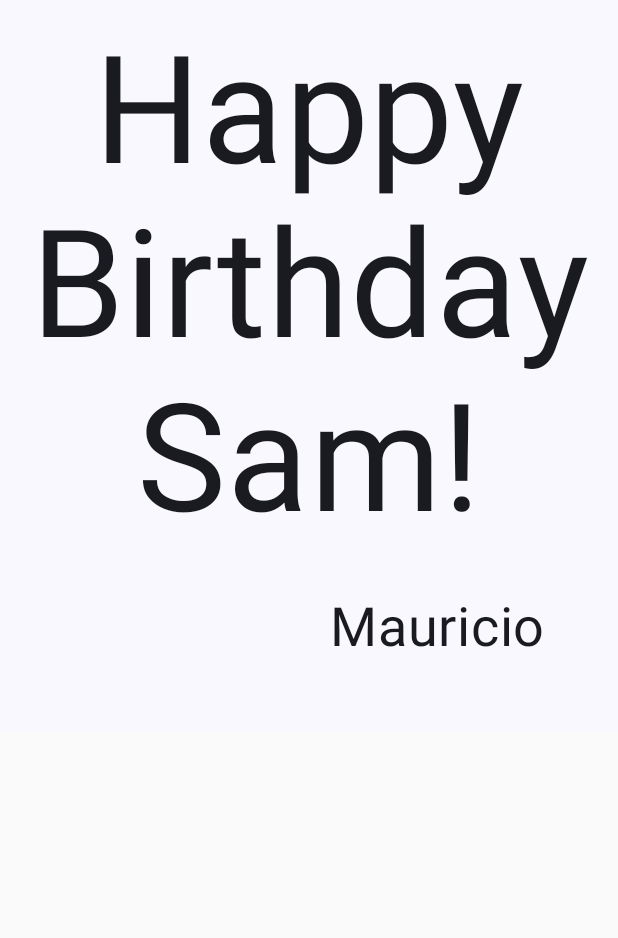
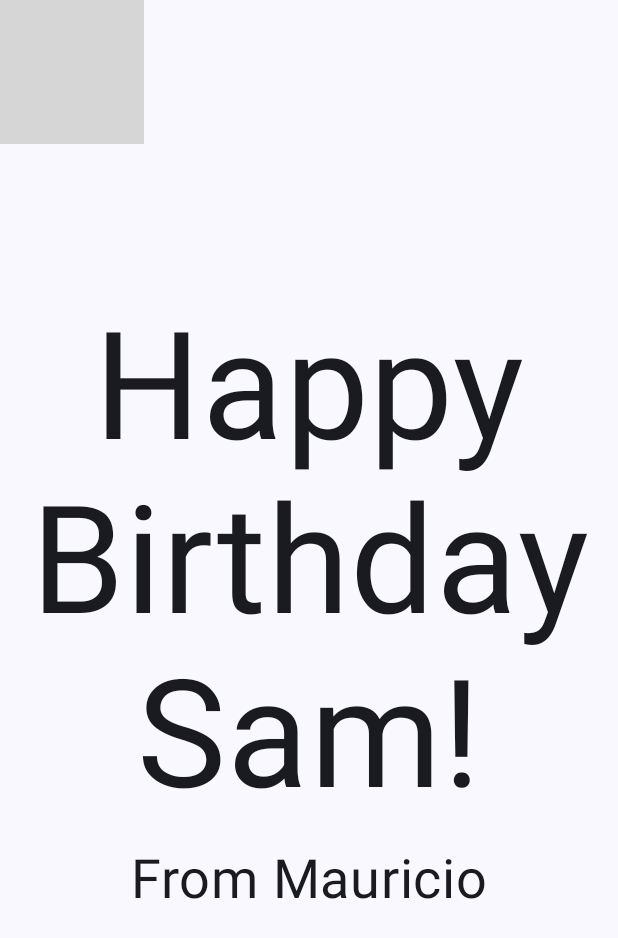
Before and after one commit to mauricio-garcia-soto/tarjetaCumplea-os, an Android app built with Jetpack Compose: the screen it shows after launch (MainActivity), on a phone screen of 412 x 824 dp. Shown: the top 938 px of the screen. Run offline under Robolectric (Android 15) with nearby library versions, the phone set to English and light mode, and no system bars; grey boxes are pictures that could not be loaded.

Commit message:
codelab 4

```diff
--- a/app/src/main/java/com/example/happybirthday/MainActivity.kt
+++ b/app/src/main/java/com/example/happybirthday/MainActivity.kt
@@ -4,6 +4,7 @@ import android.os.Bundle
 import androidx.activity.ComponentActivity
 import androidx.activity.compose.setContent
 import androidx.activity.enableEdgeToEdge
+import androidx.compose.foundation.Image
 import androidx.compose.foundation.layout.Arrangement
 import androidx.compose.foundation.layout.Column
 import androidx.compose.foundation.layout.Row
@@ -17,10 +18,14 @@ import androidx.compose.ui.tooling.preview.Preview
 import com.example.happybirthday.ui.theme.HappyBirthdayTheme
 import androidx.compose.material3.MaterialTheme
 import androidx.compose.material3.Surface
-import androidx.compose.ui.Alignment
+import androidx.compose.ui.res.painterResource
 import androidx.compose.ui.text.style.TextAlign
 import androidx.compose.ui.unit.sp
 import androidx.compose.ui.unit.dp
+import androidx.compose.foundation.layout.Box
+import androidx.compose.ui.Alignment
+import androidx.compose.ui.layout.ContentScale
+import androidx.compose.ui.res.stringResource
 
 class MainActivity : ComponentActivity() {
     override fun onCreate(savedInstanceState: Bundle?) {
@@ -29,13 +34,13 @@ class MainActivity : ComponentActivity() {
             HappyBirthdayTheme {
                 // A surface container using the 'background' color from the theme
                 Surface(
+                    modifier = Modifier.fillMaxSize(),
+                    color = MaterialTheme.colorScheme.background
 
                 ) {
-                    GreetingText(
-                        message ="Happy Birthday Sam!",
-                        from = "Mauricio",
-                        modifier = Modifier.padding(16.dp)
-                    )
+                   GreetingImage(message = getString(R.string.happy_birthday_text),
+                       from = getString(R.string.sign_name)
+                   )
                 }
             }
         }
@@ -56,10 +61,28 @@ fun GreetingText(message: String, from:String, modifier: Modifier = Modifier){
         Text(
             text = from,
             fontSize = 36.sp,
-            modifier = modifier.padding(16.dp).align(alignment = Alignment.End)
-
+            modifier = Modifier
+                .padding(16.dp)
+                .align(alignment = Alignment.CenterHorizontally)
         )
     }
+
+}
+@Composable
+fun GreetingImage(message: String, from: String, modifier: Modifier = Modifier) {
+val image= painterResource(R.drawable.androidparty)
+    Box(modifier=modifier.fillMaxSize()){
+        Image(
+            painter = image,
+            contentDescription = null,
+            contentScale = ContentScale.Crop,
+            alpha = 0.5F
+        )
+        GreetingText(message=message,from=from, modifier = modifier
+            .fillMaxSize()
+            .padding(8.dp))
+
+}
 
 }
 
@@ -67,6 +90,6 @@ fun GreetingText(message: String, from:String, modifier: Modifier = Modifier){
 @Composable
 fun BirthdayCardPreview() {
     HappyBirthdayTheme {
-        GreetingText(message = "Happy Birthday Sam!", from = "Mauricio")
+        GreetingImage(message = stringResource(R.string.happy_birthday_text), from = stringResource(R.string.sign_name))
     }
 }
--- a/app/src/main/res/values/strings.xml
+++ b/app/src/main/res/values/strings.xml
@@ -1,3 +1,5 @@
 <resources>
     <string name="app_name">Happy birthday</string>
+    <string name="happy_birthday_text">Happy Birthday Sam!</string>
+    <string name="sign_name"> From Mauricio</string>
 </resources>
```
Also changed, not shown: 1 other file.
